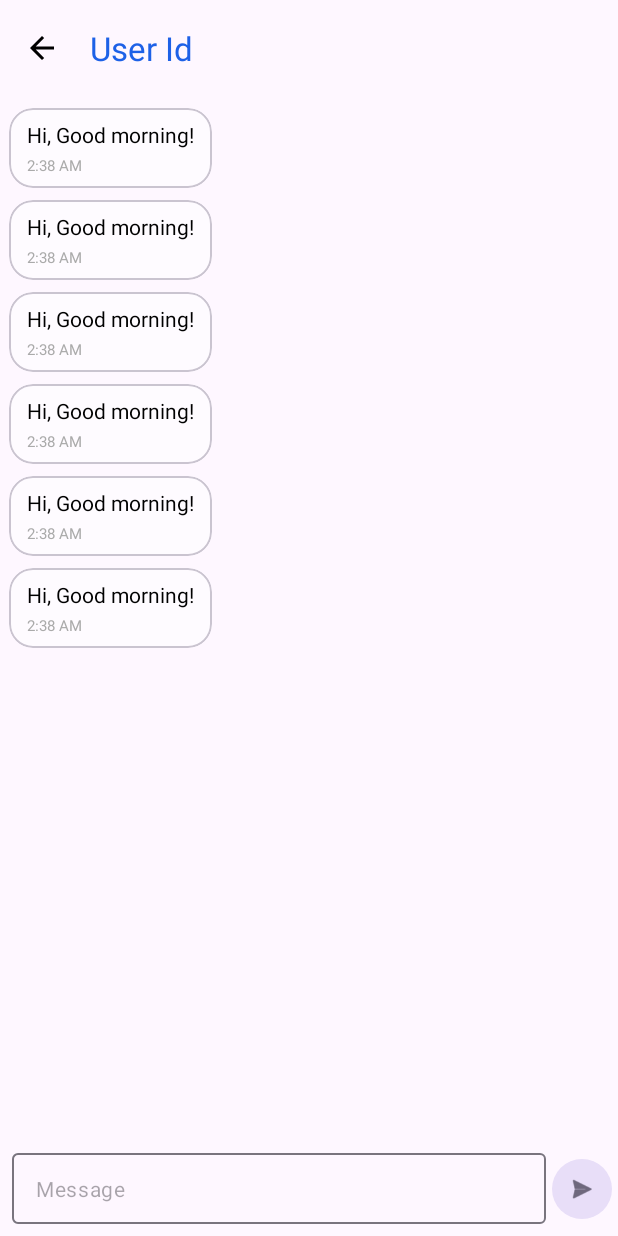
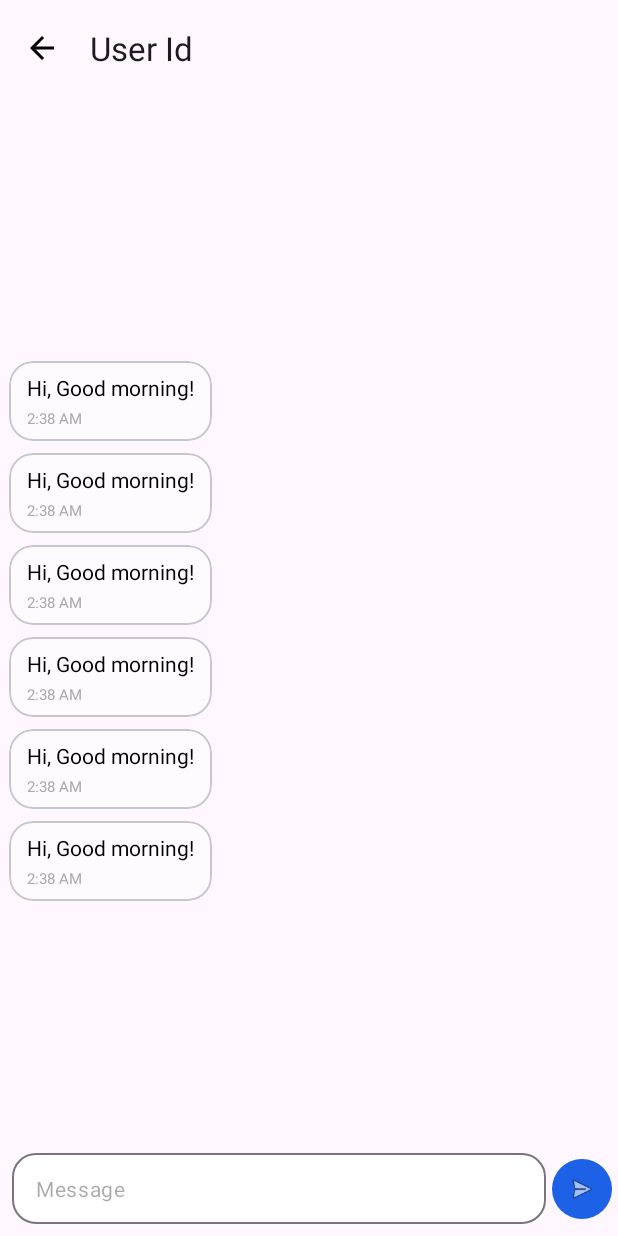
Before and after one commit to sky-CSE/Firebase-Chat-App, an Android app: the layout fragment_chat.xml on its own in the app's theme, with its tools: preview values and no code run, on a phone screen of 412 x 824 dp. Run offline under Robolectric (Android 15) with nearby library versions, the phone set to English and light mode, and no system bars.

Commit message:
Improvements: ChatFragment.kt

```diff
--- a/app/src/main/res/layout/fragment_chat.xml
+++ b/app/src/main/res/layout/fragment_chat.xml
@@ -7,19 +7,6 @@
     android:paddingBottom="8dp"
     tools:context=".ui.home.UsersFragment">
 
-    <androidx.core.widget.NestedScrollView
-        android:layout_width="match_parent"
-        android:layout_height="0dp"
-        app:layout_constrainedHeight="true"
-        app:layout_constraintBottom_toTopOf="@id/messageField"
-        app:layout_constraintStart_toStartOf="parent"
-        app:layout_constraintTop_toTopOf="parent">
-
-        <androidx.constraintlayout.widget.ConstraintLayout
-            android:layout_width="match_parent"
-            android:layout_height="wrap_content"
-            android:paddingBottom="40dp">
-
     <com.google.android.material.appbar.MaterialToolbar
         android:id="@+id/toolbar"
         android:layout_width="match_parent"
@@ -28,22 +15,18 @@
         app:layout_constraintTop_toTopOf="parent"
         app:navigationIcon="@drawable/arrow_back"
         app:navigationIconTint="@color/black"
-                app:title="User Id"
-                app:titleTextColor="@color/blue_dark" />
+        app:title="User Id" />
 
     <androidx.recyclerview.widget.RecyclerView
         android:id="@+id/chats"
         android:layout_width="match_parent"
         android:layout_height="wrap_content"
         app:layout_constrainedHeight="true"
-                app:layout_constraintBottom_toBottomOf="parent"
+        app:layout_constraintBottom_toTopOf="@id/messageField"
         app:layout_constraintStart_toStartOf="parent"
         app:layout_constraintTop_toBottomOf="@id/toolbar"
         tools:itemCount="13"
         tools:listitem="@layout/list_item_message_received" />
-
-        </androidx.constraintlayout.widget.ConstraintLayout>
-    </androidx.core.widget.NestedScrollView>
 
     <com.google.android.material.textfield.TextInputLayout
         android:id="@+id/messageField"
@@ -52,15 +35,20 @@
         android:layout_height="wrap_content"
         android:layout_marginStart="8dp"
         android:elevation="2dp"
+        app:boxBackgroundColor="@color/white"
+        app:boxCornerRadiusBottomEnd="16dp"
+        app:boxCornerRadiusBottomStart="16dp"
+        app:boxCornerRadiusTopEnd="16dp"
+        app:boxCornerRadiusTopStart="16dp"
         app:hintEnabled="false"
         app:layout_constraintBottom_toBottomOf="parent"
         app:layout_constraintEnd_toStartOf="@+id/sendBtn"
-        app:layout_constraintHorizontal_weight="2"
         app:layout_constraintStart_toStartOf="parent">
 
         <com.google.android.material.textfield.TextInputEditText
             android:layout_width="match_parent"
             android:layout_height="wrap_content"
+            android:gravity="start|top"
             android:hint="Message"
             android:imeOptions="actionSend"
             android:inputType="textMultiLine"
@@ -72,11 +60,12 @@
 
     <com.google.android.material.button.MaterialButton
         android:id="@+id/sendBtn"
-        style="@style/Widget.Material3.Button.IconButton.Filled.Tonal"
+        style="@style/Widget.Material3.Button.IconButton.Filled"
         android:layout_width="wrap_content"
         android:layout_height="wrap_content"
         app:icon="@android:drawable/ic_menu_send"
-        app:layout_constraintBottom_toBottomOf="parent"
+        app:iconTintMode="multiply"
+        app:layout_constraintBottom_toBottomOf="@id/messageField"
         app:layout_constraintEnd_toEndOf="parent"
         app:layout_constraintTop_toTopOf="@+id/messageField" />
 
```
Lines whose indentation alone changed are shown as unchanged.
